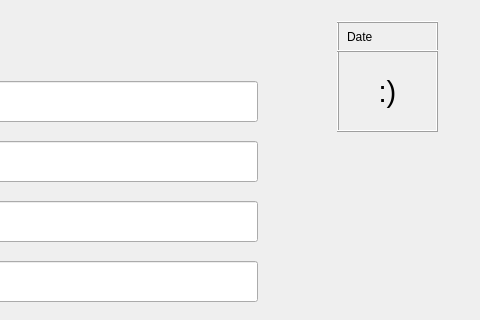
First picture: the form in src/designer/moodUserInterface.ui, repository MuhamadAjiW/EmoTrack, before the edit; both pictures show x 783 to 1263 and y 0 to 320 of the 1263 by 786 pixel window.
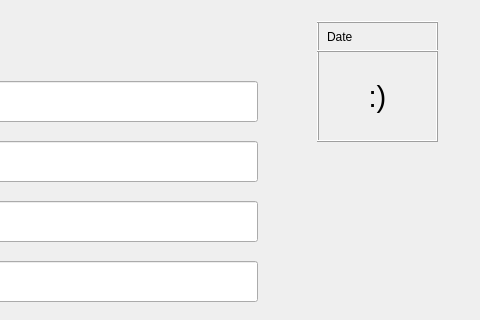
Second picture: the form after the edit.

Commit message: add: button_mood functionality

```diff
--- a/src/designer/moodUserInterface.ui
+++ b/src/designer/moodUserInterface.ui
@@ -248,10 +248,10 @@
      <widget class="QFrame" name="frame">
       <property name="geometry">
        <rect>
-        <x>1100</x>
+        <x>1080</x>
         <y>10</y>
-        <width>101</width>
-        <height>111</height>
+        <width>121</width>
+        <height>121</height>
        </rect>
       </property>
       <property name="font">
@@ -285,7 +285,7 @@
          <rect>
           <x>50</x>
           <y>0</y>
-          <width>91</width>
+          <width>111</width>
           <height>31</height>
          </rect>
         </property>
@@ -308,8 +308,8 @@
         <rect>
          <x>0</x>
          <y>30</y>
-         <width>101</width>
-         <height>81</height>
+         <width>121</width>
+         <height>91</height>
         </rect>
        </property>
        <property name="font">
```
The commit also changes 1 other file.
